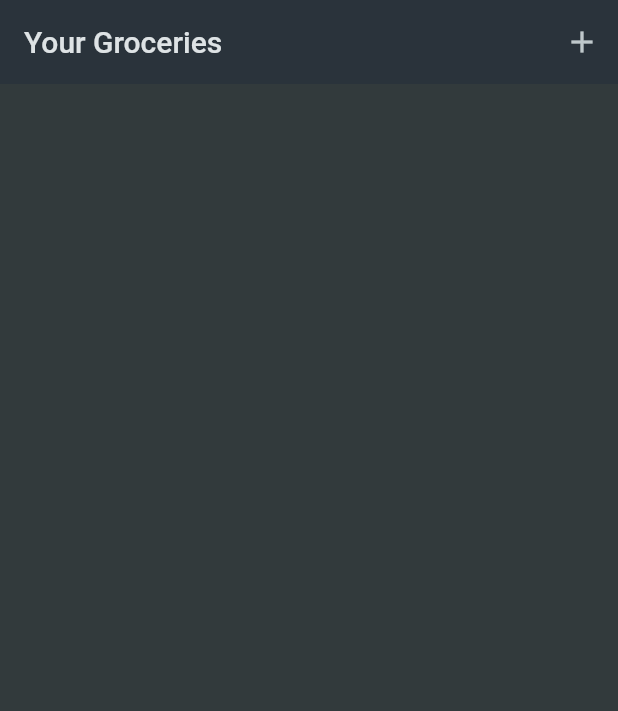
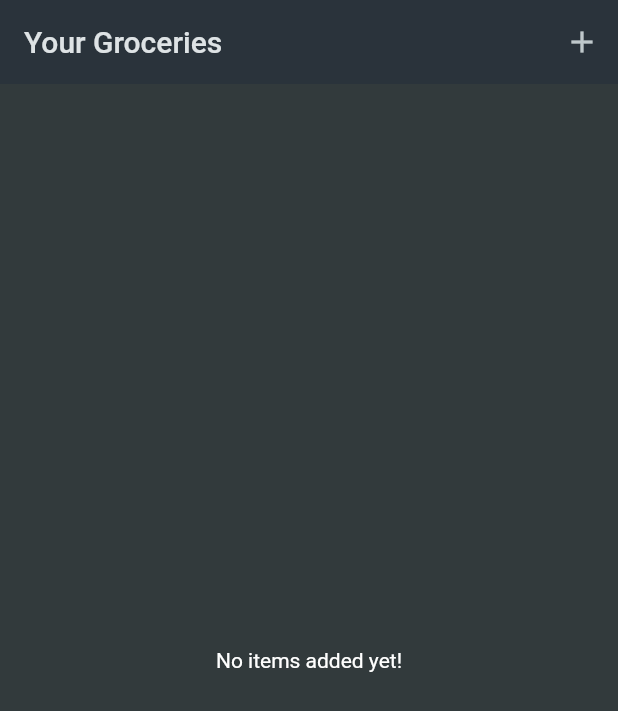
Before and after one commit to DilankaYasith/shopping_list_flutter_app, a Flutter app: the screen it shows after launch, on a phone screen of 412 x 824 dp. Shown: the top 711 px of the screen. Run offline on Flutter 3.47's test engine with Material 2 defaults, Android fonts, the phone set to English and light mode, and no system bars.

Commit message:
add dismissable feature

```diff
--- a/lib/widgets/grocery_list.dart
+++ b/lib/widgets/grocery_list.dart
@@ -27,16 +27,36 @@ class _GroceryListState extends State<GroceryList> {
     });
   }
 
+  void _removeItem(GroceryItem item) {
+    setState(() {
+      _groceryItems.remove(item);
+    });
+  }
+
   @override
   Widget build(BuildContext context) {
-    return Scaffold(
-      appBar: AppBar(
-        title: const Text('Your Groceries'),
-        actions: [IconButton(onPressed: _addItem, icon: const Icon(Icons.add))],
+    Widget content = const Center(
+      child: Text(
+        'No items added yet!',
+        style: TextStyle(fontSize: 14),
       ),
-      body: ListView.builder(
+    );
+
+    if (_groceryItems.isNotEmpty) {
+      content = ListView.builder(
         itemCount: _groceryItems.length,
-        itemBuilder: (context, index) => ListTile(
+        itemBuilder: (context, index) => Dismissible(
+          key: ValueKey(_groceryItems[index]),
+          onDismissed: (direction) {
+            _removeItem(_groceryItems[index]);
+            ScaffoldMessenger.of(context).showSnackBar(
+              const SnackBar(
+                content: Text('Item dismissed'),
+                duration: Duration(seconds: 2),
+              ),
+            );
+          },
+          child: ListTile(
             title: Text(_groceryItems[index].name),
             leading: Container(
               width: 24,
@@ -48,4 +68,14 @@ class _GroceryListState extends State<GroceryList> {
         ),
       );
     }
+
+    return Scaffold(
+        appBar: AppBar(
+          title: const Text('Your Groceries'),
+          actions: [
+            IconButton(onPressed: _addItem, icon: const Icon(Icons.add))
+          ],
+        ),
+        body: content);
   }
+}
--- a/lib/widgets/new_item.dart
+++ b/lib/widgets/new_item.dart
@@ -22,7 +22,6 @@ class _NewItemState extends State<NewItem> {
 
     void _saveItem() {
       if (_formKey.currentState!.validate()) {
-        print(_selectedCategory);
         _formKey.currentState!.save();
         Navigator.of(context).pop(
           GroceryItem(
```
Lines whose indentation alone changed are shown as unchanged.
